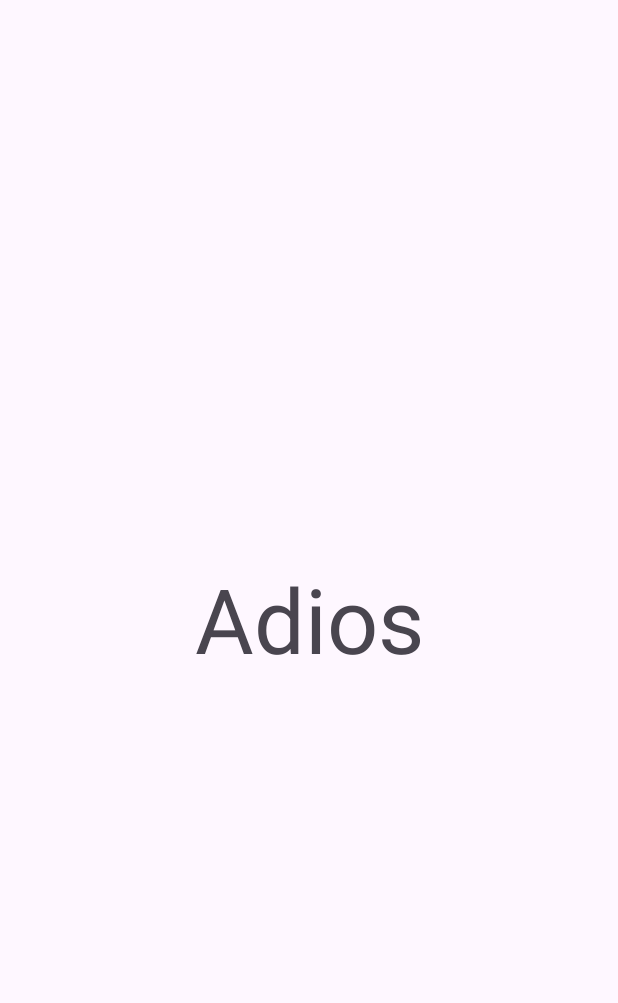
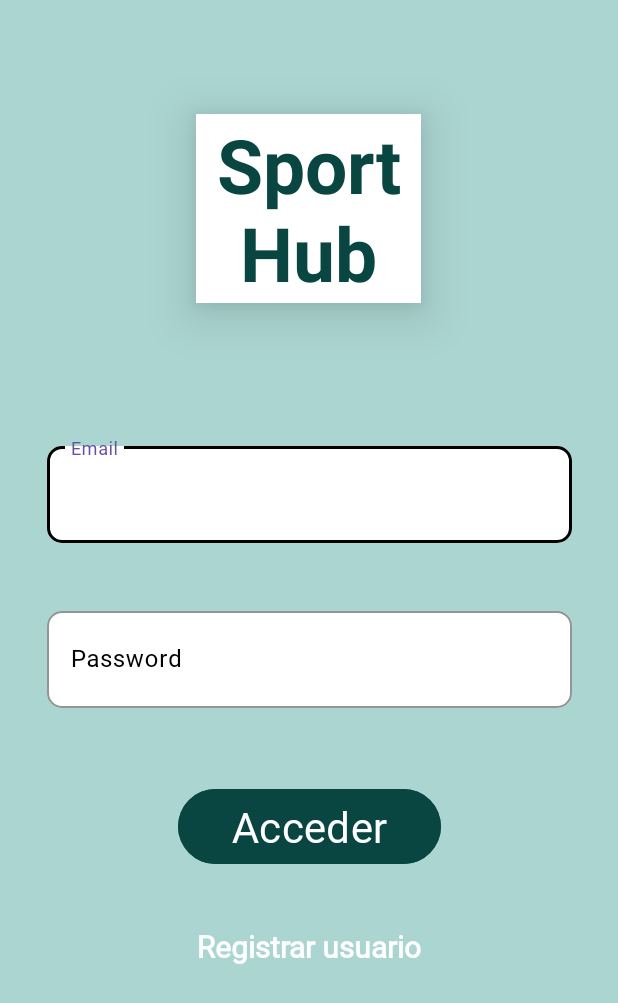
Before and after one commit to sergiopalmero87/Proyecto_TFG, an Android app: the screen it shows after launch (MainActivity before the commit, AuthActivity after it), on a phone screen of 412 x 824 dp. Shown: the top 1003 px of the screen. Run offline under Robolectric (Android 15) with nearby library versions, the phone set to English and light mode, and no system bars.

Commit message:
1.0 auth activity. Ahora es launcher

```diff
--- a/app/src/main/AndroidManifest.xml
+++ b/app/src/main/AndroidManifest.xml
@@ -14,8 +14,9 @@
         android:supportsRtl="true"
         android:theme="@style/Theme.Proyecto_TFG"
         tools:targetApi="31">
+
         <activity
-            android:name=".MainActivity"
+            android:name=".AuthActivity"
             android:exported="true">
             <intent-filter>
                 <action android:name="android.intent.action.MAIN" />
@@ -23,6 +24,11 @@
                 <category android:name="android.intent.category.LAUNCHER" />
             </intent-filter>
         </activity>
+
+        <activity
+            android:name=".MainActivity"
+            android:exported="true">
+        </activity>
     </application>
 
 </manifest>
--- a/app/src/main/res/layout/activity_auth.xml
+++ b/app/src/main/res/layout/activity_auth.xml
@@ -1,6 +1,111 @@
 <?xml version="1.0" encoding="utf-8"?>
 <androidx.constraintlayout.widget.ConstraintLayout xmlns:android="http://schemas.android.com/apk/res/android"
+    xmlns:app="http://schemas.android.com/apk/res-auto"
+    xmlns:tools="http://schemas.android.com/tools"
     android:layout_width="match_parent"
-    android:layout_height="match_parent">
+    android:layout_height="match_parent"
+    android:background="@color/background"
+    tools:context=".AuthActivity">
+
+
+    <TextView
+        android:id="@+id/tituloApp"
+        android:layout_width="150dp"
+        android:layout_height="wrap_content"
+        android:layout_marginTop="76dp"
+        android:background="@color/cardview_light_background"
+        android:elevation="20dp"
+        android:text="@string/app_name"
+        android:textAlignment="center"
+        android:textColor="@color/button"
+        android:textSize="50sp"
+        android:textStyle="bold"
+        app:layout_constraintHorizontal_bias="0.498"
+        app:layout_constraintLeft_toLeftOf="parent"
+        app:layout_constraintRight_toRightOf="parent"
+        app:layout_constraintTop_toTopOf="parent" />
+
+    <com.google.android.material.textfield.TextInputLayout
+        android:id="@+id/cajaEmail"
+        app:boxBackgroundColor="@color/white"
+        app:boxStrokeColor="@color/black"
+        android:layout_width="350dp"
+        android:layout_height="70dp"
+        android:layout_marginTop="90dp"
+        app:boxCornerRadiusTopEnd="10dp"
+        app:boxCornerRadiusTopStart="10dp"
+        app:boxCornerRadiusBottomEnd="10dp"
+        app:boxCornerRadiusBottomStart="10dp"
+        app:layout_constraintEnd_toEndOf="parent"
+        app:layout_constraintStart_toStartOf="parent"
+        app:layout_constraintTop_toBottomOf="@+id/tituloApp"
+        android:textColorHint="@color/black"
+        >
+
+        <com.google.android.material.textfield.TextInputEditText
+            android:fontFamily="@font/cascadia"
+            android:id="@+id/textoEmail"
+            android:layout_width="match_parent"
+            android:layout_height="match_parent"
+            android:hint="@string/hintEmail"
+            android:padding="2dp"
+            android:textSize="16sp" />
+    </com.google.android.material.textfield.TextInputLayout>
+
+
+    <com.google.android.material.textfield.TextInputLayout
+        android:layout_width="350dp"
+        android:layout_height="70dp"
+        android:layout_marginTop="40dp"
+        app:layout_constraintEnd_toEndOf="parent"
+        app:layout_constraintStart_toStartOf="parent"
+        app:layout_constraintTop_toBottomOf="@+id/cajaEmail"
+        android:id="@+id/layoutPassword"
+        app:boxCornerRadiusTopEnd="10dp"
+        app:boxCornerRadiusTopStart="10dp"
+        app:boxCornerRadiusBottomEnd="10dp"
+        app:boxCornerRadiusBottomStart="10dp"
+        app:boxBackgroundColor="@color/white"
+        app:boxStrokeColor="@color/black"
+        android:textColorHint="@color/black" >
+
+        <com.google.android.material.textfield.TextInputEditText
+            android:fontFamily="@font/cascadia"
+            android:layout_width="match_parent"
+            android:layout_height="match_parent"
+            android:hint="@string/hintPassword"
+            android:id="@+id/textoPassword"
+            android:padding="2dp"
+            android:inputType="textPassword"/>
+    </com.google.android.material.textfield.TextInputLayout>
+
+    <Button
+        android:fontFamily="@font/cascadia"
+        android:id="@+id/loginButton"
+        android:layout_width="175dp"
+        android:layout_height="wrap_content"
+        android:layout_marginTop="120dp"
+        android:backgroundTint="@color/button"
+        android:text="@string/buttonAcceder"
+        android:textSize="28sp"
+        android:textColor="@color/white"
+        app:layout_constraintLeft_toLeftOf="parent"
+        app:layout_constraintRight_toRightOf="parent"
+        app:layout_constraintTop_toTopOf="@+id/layoutPassword"
+        />
+
+    <TextView
+        android:id="@+id/signUpButton"
+        android:fontFamily="@font/cascadia"
+        android:layout_width="wrap_content"
+        android:text="@string/registrar"
+        android:textSize="20sp"
+        android:textColor="#FFFFFF"
+        android:textStyle="bold"
+        android:layout_height="wrap_content"
+        app:layout_constraintRight_toRightOf="parent"
+        app:layout_constraintLeft_toLeftOf="parent"
+        app:layout_constraintTop_toTopOf="@id/loginButton"
+        android:layout_marginTop="95dp"/>
 
 </androidx.constraintlayout.widget.ConstraintLayout>
--- a/app/src/main/res/values/colors.xml
+++ b/app/src/main/res/values/colors.xml
@@ -2,4 +2,7 @@
 <resources>
     <color name="black">#FF000000</color>
     <color name="white">#FFFFFFFF</color>
+    <color name="button">#0A4641</color>
+    <color name="background">#ABD5D1</color>
+    <color name="white2">#FFFFFFFF</color>
 </resources>
--- a/app/src/main/res/values/strings.xml
+++ b/app/src/main/res/values/strings.xml
@@ -1,3 +1,7 @@
 <resources>
-    <string name="app_name">Proyecto_TFG</string>
+    <string name="app_name">SportHub</string>
+    <string name="hintEmail">Email</string>
+    <string name="hintPassword">Password</string>
+    <string name="buttonAcceder">Acceder</string>
+    <string name="registrar">Registrar usuario</string>
 </resources>
```
Also changed, not shown: 1 other file.
